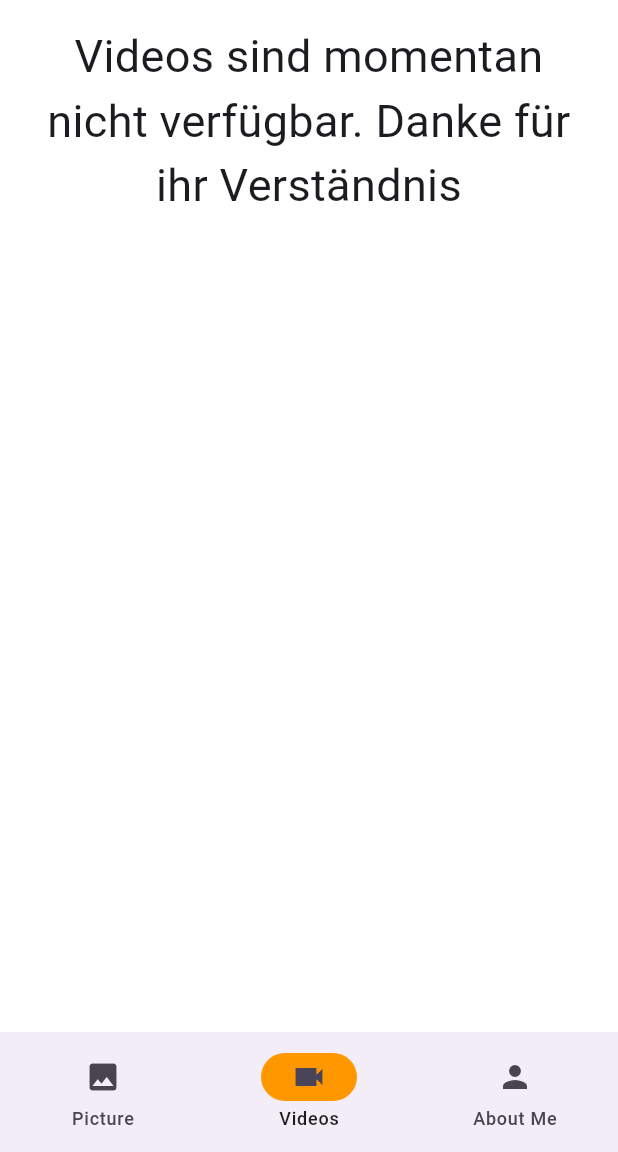
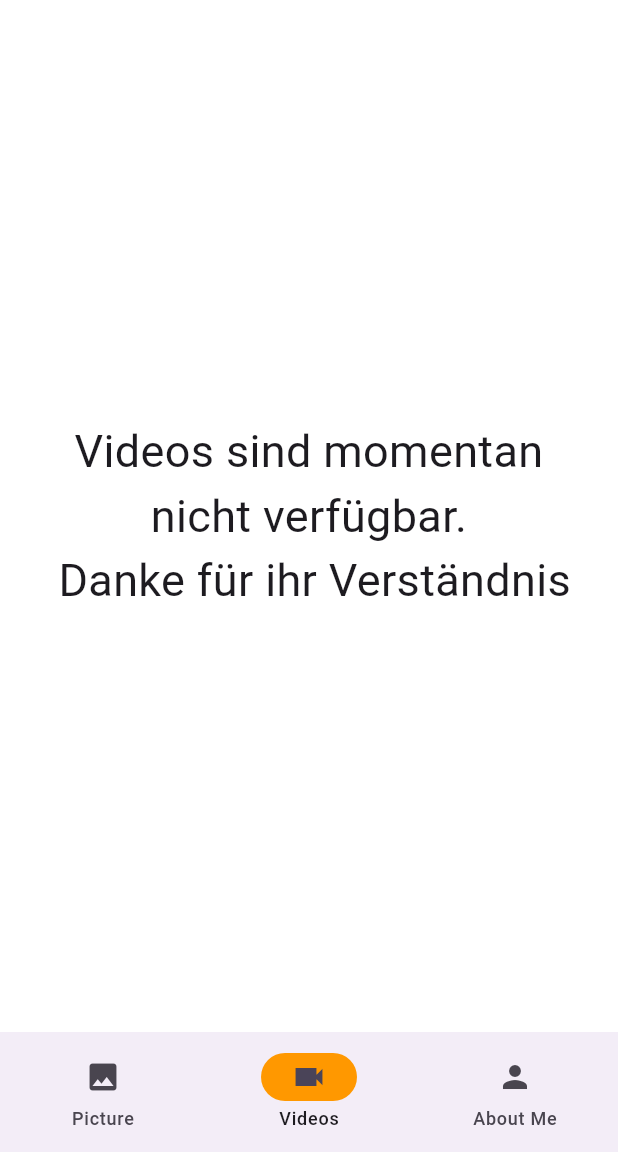
Before and after one commit to MisterFadi/picture_app_fadi, a Flutter app: the screen it shows after launch, item 2 of the bottom bar chosen, on a phone screen of 412 x 824 dp, the part 84-1236 px from its top. Run offline on Flutter 3.47's test engine with Material 3 defaults, Android fonts, the phone set to English and light mode, and no system bars; missing offline and left inert: horizontal_list_view.

Commit message:
change Alignment

```diff
--- a/lib/features/list_view/screens/video_widget.dart
+++ b/lib/features/list_view/screens/video_widget.dart
@@ -9,12 +9,12 @@ class VideoWidget extends StatelessWidget {
   Widget build(BuildContext context) {
     return const Center(
       child: Column(
-        crossAxisAlignment: CrossAxisAlignment.center,
+        mainAxisAlignment: MainAxisAlignment.center,
         children: [
           Padding(
             padding: EdgeInsets.all(16.0),
             child: Text(
-              "Videos sind momentan nicht verfügbar. Danke für ihr Verständnis",
+              "Videos sind momentan nicht verfügbar. \n Danke für ihr Verständnis",
               textAlign: TextAlign.center,
               style: TextStyle(fontSize: 30),
             ),
```
